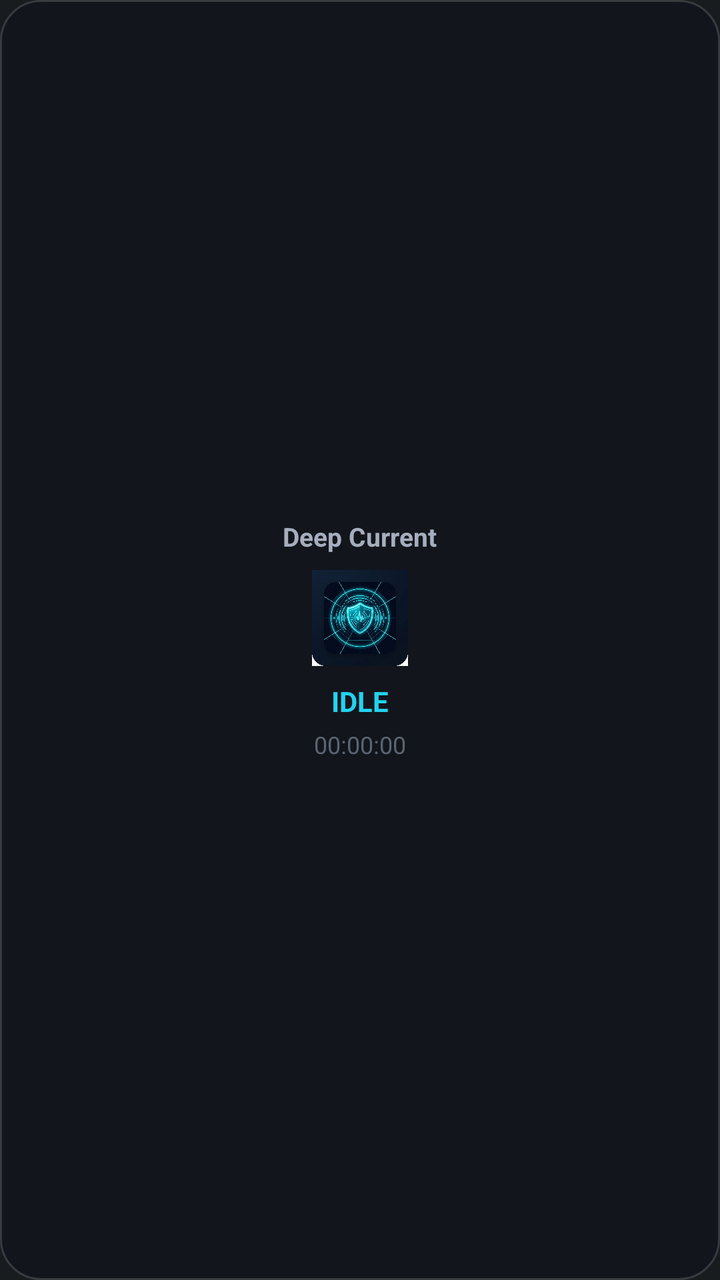
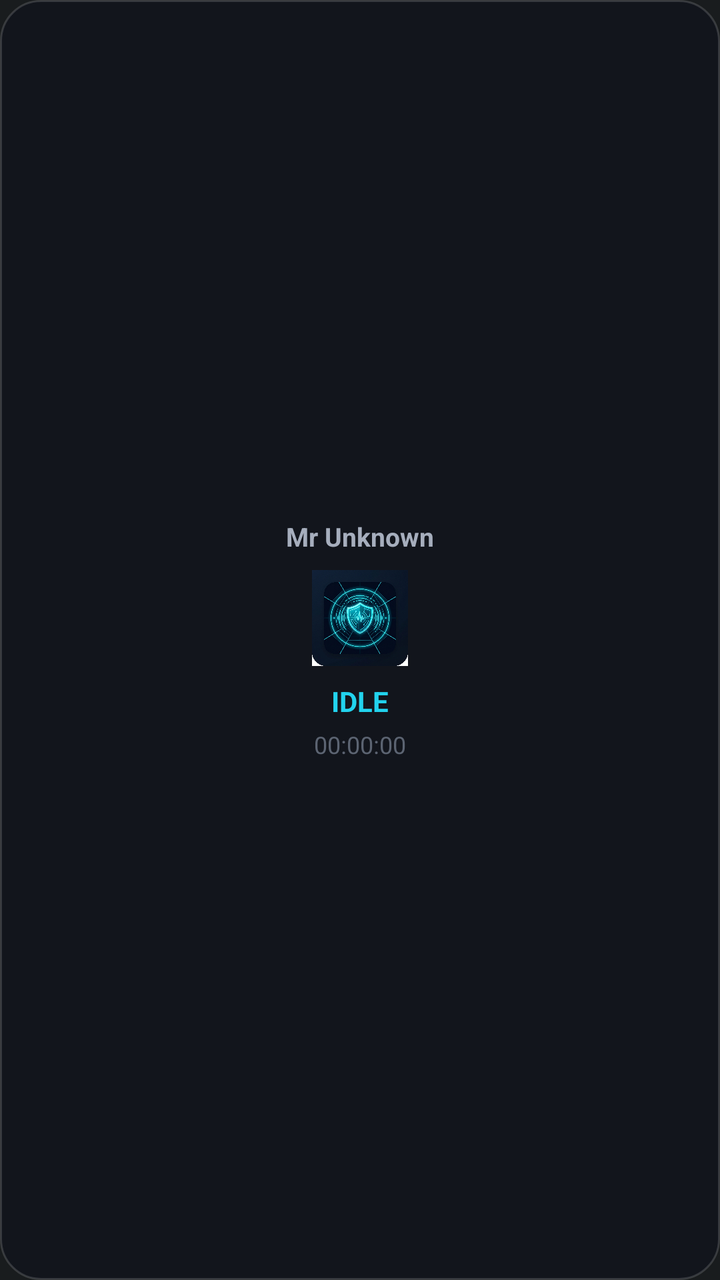

An Android layout rendered at two revisions. The XML below is the earlier revision; the diff shows what the commit changed to produce the second picture.
<!-- AndroidManifest.xml: application theme Theme.MyApplication -->
<!-- res/layout/widget_tunnel.xml -->
<?xml version="1.0" encoding="utf-8"?>
<LinearLayout xmlns:android="http://schemas.android.com/apk/res/android"
    android:id="@+id/widget_root"
    android:layout_width="match_parent"
    android:layout_height="match_parent"
    android:background="@drawable/widget_bg"
    android:orientation="vertical"
    android:gravity="center"
    android:padding="16dp">

    <TextView
        android:id="@+id/widget_profile_name"
        android:layout_width="wrap_content"
        android:layout_height="wrap_content"
        android:text="Deep Current"
        android:textColor="#A6AEBD"
        android:textSize="13sp"
        android:textStyle="bold"
        android:singleLine="true" />

    <ImageView
        android:id="@+id/widget_power_icon"
        android:layout_width="48dp"
        android:layout_height="48dp"
        android:layout_marginTop="8dp"
        android:layout_marginBottom="8dp"
        android:src="@drawable/ic_launcher_fg_art" />

    <TextView
        android:id="@+id/widget_status_text"
        android:layout_width="wrap_content"
        android:layout_height="wrap_content"
        android:text="IDLE"
        android:textColor="#22D3EE"
        android:textSize="14sp"
        android:textStyle="bold" />

    <TextView
        android:id="@+id/widget_duration_text"
        android:layout_width="wrap_content"
        android:layout_height="wrap_content"
        android:layout_marginTop="4dp"
        android:text="00:00:00"
        android:textColor="#5C6472"
        android:textSize="12sp" />

</LinearLayout>
<!-- resources referenced by this layout -->
<resources>
  <!-- drawable ic_launcher_fg_art: jpg bitmap (drawable, 592308 bytes) -->
  <!-- drawable widget_bg (drawable) -->
  <?xml version="1.0" encoding="utf-8"?>
  <shape xmlns:android="http://schemas.android.com/apk/res/android"
      android:shape="rectangle">
      <solid android:color="#12151C" />
      <stroke android:width="1dp" android:color="#26FFFFFF" />
      <corners android:radius="20dp" />
  </shape>
  <style name="Theme.MyApplication" parent="android:Theme.DeviceDefault.NoActionBar" />
</resources>

<!-- the commit's change to res/layout/widget_tunnel.xml (unified diff, before → after) -->
@@ -12,7 +12,7 @@
         android:id="@+id/widget_profile_name"
         android:layout_width="wrap_content"
         android:layout_height="wrap_content"
-        android:text="Deep Current"
+        android:text="Mr Unknown"
         android:textColor="#A6AEBD"
         android:textSize="13sp"
         android:textStyle="bold"
